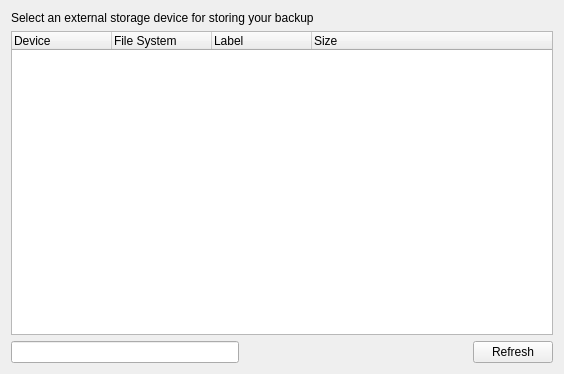
The window that src/app/addbackupwizardpage1view.ui (flavio/kaveau) describes before a commit, drawn with Qt 5.
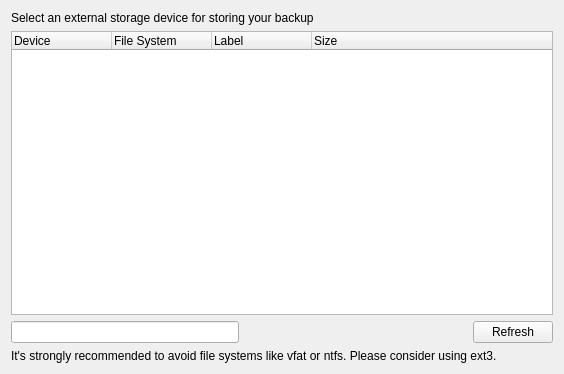
The same window after the commit.

Commit message: wizard: check file system type and show an warning icon if it's something like vfat or ntfs. If it's extX then show another icon.

```diff
--- a/src/app/addbackupwizardpage1view.ui
+++ b/src/app/addbackupwizardpage1view.ui
@@ -75,6 +75,13 @@
      </item>
     </layout>
    </item>
+   <item>
+    <widget class="QLabel" name="label_2">
+     <property name="text">
+      <string>It's strongly recommended to avoid file systems like vfat or ntfs. Please consider using ext3.</string>
+     </property>
+    </widget>
+   </item>
   </layout>
  </widget>
  <resources/>
```
The commit also changes 1 other file.
